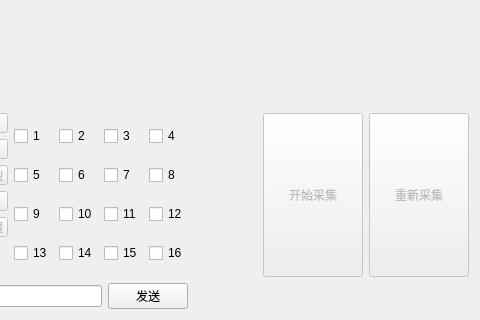
Before: the Qt Designer form mainwindow.ui in lc641777437/collector_manager, drawn with Qt 5; both pictures show x 250 to 730 and y 158 to 478 of the 730 by 478 pixel window.
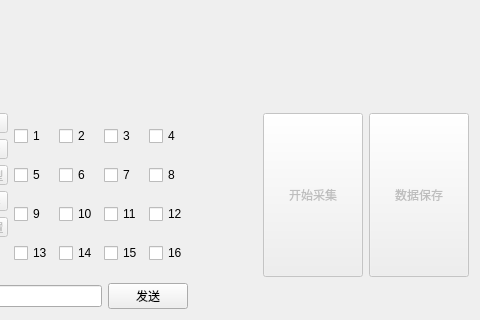
After: the same form once the commit is applied. Custom widgets are drawn as their Qt base class.

```diff
--- a/mainwindow.ui
+++ b/mainwindow.ui
@@ -373,7 +373,7 @@
          </size>
         </property>
         <property name="text">
-         <string>重新采集</string>
+         <string>数据保存</string>
         </property>
        </widget>
       </item>
```
